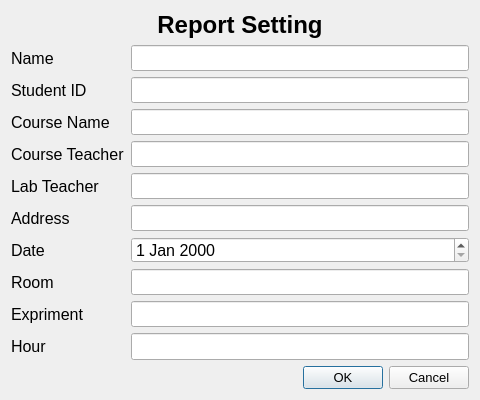
Before: the Qt Designer form reportsetting.ui in novolife/labReport, drawn with Qt 5.
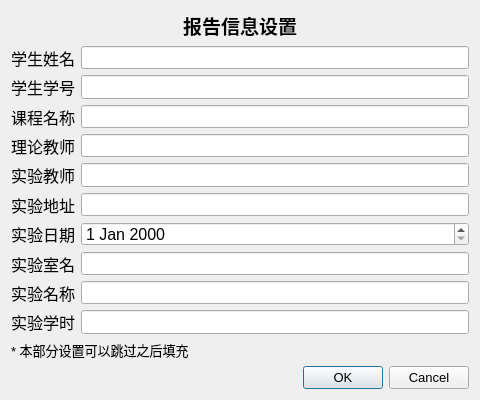
After: the same form once the commit is applied.

The edit to the form file:
```diff
--- a/reportsetting.ui
+++ b/reportsetting.ui
@@ -55,7 +55,7 @@
       </font>
      </property>
      <property name="text">
-      <string>&lt;html&gt;&lt;head/&gt;&lt;body&gt;&lt;p align=&quot;center&quot;&gt;&lt;span style=&quot; font-size:18pt;&quot;&gt;Report Setting&lt;/span&gt;&lt;/p&gt;&lt;/body&gt;&lt;/html&gt;</string>
+      <string>&lt;html&gt;&lt;head/&gt;&lt;body&gt;&lt;p align=&quot;center&quot;&gt;报告信息设置&lt;/p&gt;&lt;/body&gt;&lt;/html&gt;</string>
      </property>
     </widget>
    </item>
@@ -70,7 +70,7 @@
         </font>
        </property>
        <property name="text">
-        <string>Name</string>
+        <string>学生姓名</string>
        </property>
       </widget>
      </item>
@@ -93,7 +93,7 @@
         </font>
        </property>
        <property name="text">
-        <string>Student ID</string>
+        <string>学生学号</string>
        </property>
       </widget>
      </item>
@@ -116,7 +116,7 @@
         </font>
        </property>
        <property name="text">
-        <string>Course Name</string>
+        <string>课程名称</string>
        </property>
       </widget>
      </item>
@@ -139,7 +139,7 @@
         </font>
        </property>
        <property name="text">
-        <string>Course Teacher</string>
+        <string>理论教师</string>
        </property>
       </widget>
      </item>
@@ -162,7 +162,7 @@
         </font>
        </property>
        <property name="text">
-        <string>Lab Teacher</string>
+        <string>实验教师</string>
        </property>
       </widget>
      </item>
@@ -185,7 +185,7 @@
         </font>
        </property>
        <property name="text">
-        <string>Address</string>
+        <string>实验地址</string>
        </property>
       </widget>
      </item>
@@ -208,7 +208,7 @@
         </font>
        </property>
        <property name="text">
-        <string>Date</string>
+        <string>实验日期</string>
        </property>
       </widget>
      </item>
@@ -231,7 +231,7 @@
         </font>
        </property>
        <property name="text">
-        <string>Room</string>
+        <string>实验室名</string>
        </property>
       </widget>
      </item>
@@ -254,7 +254,7 @@
         </font>
        </property>
        <property name="text">
-        <string>Expriment</string>
+        <string>实验名称</string>
        </property>
       </widget>
      </item>
@@ -277,7 +277,7 @@
         </font>
        </property>
        <property name="text">
-        <string>Hour</string>
+        <string>实验学时</string>
        </property>
       </widget>
      </item>
@@ -293,6 +293,18 @@
      </item>
     </layout>
    </item>
+   <item>
+    <widget class="QLabel" name="label_2">
+     <property name="font">
+      <font>
+       <pointsize>10</pointsize>
+      </font>
+     </property>
+     <property name="text">
+      <string>* 本部分设置可以跳过之后填充</string>
+     </property>
+    </widget>
+   </item>
    <item>
     <widget class="QDialogButtonBox" name="buttonBox">
      <property name="font">
```
Left out of the diff: 2 changed lines with no effect on the pictures.
